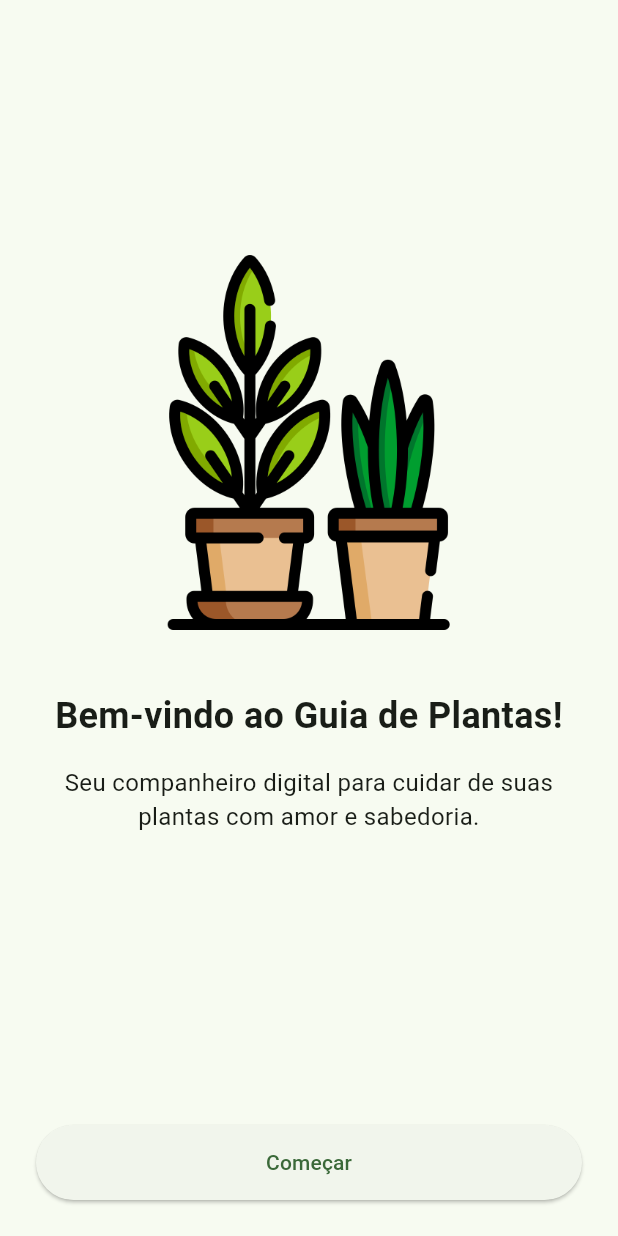
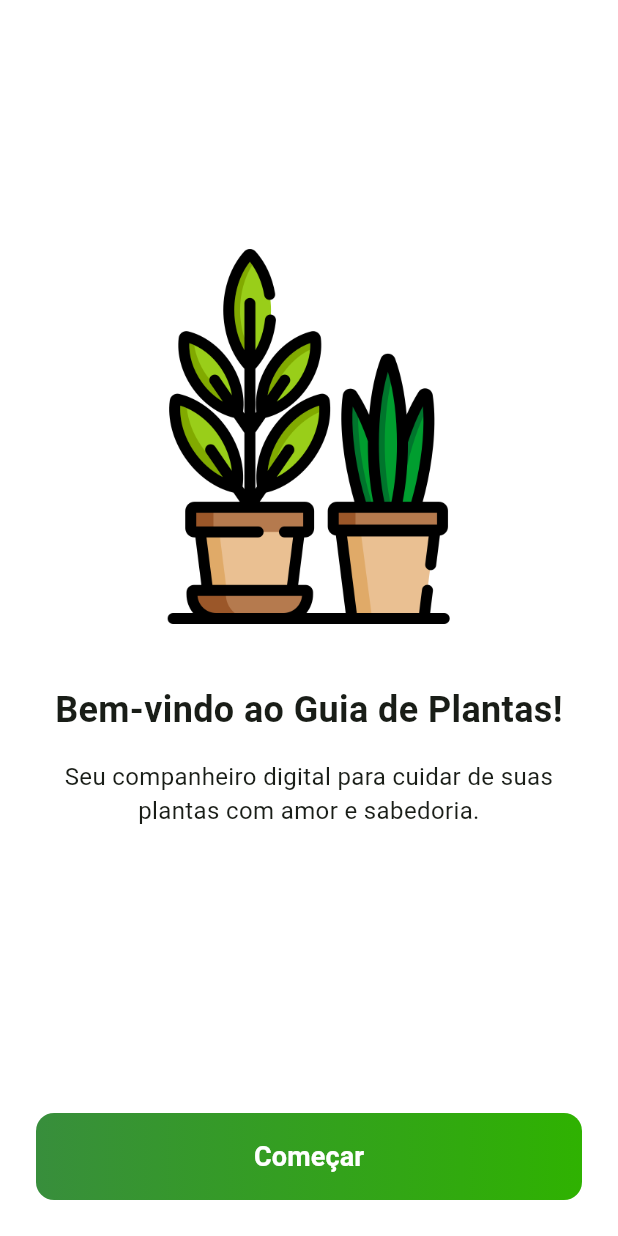
Before and after one commit to gKolben/guia_de_plantas, a Flutter app: the screen it shows after launch, on a phone screen of 412 x 824 dp. Run offline on Flutter 3.47's test engine with Material 3 defaults, Android fonts, the phone set to English and light mode, and no system bars.

Commit message:
feat(ui): Implementa novo layout e tema

```diff
--- a/lib/main.dart
+++ b/lib/main.dart
@@ -9,7 +9,7 @@ import 'package:flutter/material.dart'; // Importa o pacote Flutter para widgets
 import 'package:guia_de_plantas/screens/home_screen.dart'; // Importa a tela principal (home)
 import 'package:guia_de_plantas/screens/onboarding_screen.dart'; // Importa a tela de onboarding
 import 'package:guia_de_plantas/screens/splash_screen.dart'; // Importa a tela de splash
-
+import 'package:guia_de_plantas/theme/app_colors.dart'; // Importa as cores do aplicativo
 void main() { // Ponto de entrada do aplicativo
   runApp(const MeuApp()); // Usa o widget MeuApp como raiz do aplicativo
 }
@@ -22,9 +22,37 @@ class MeuApp extends StatelessWidget { // Converte para StatelessWidget
     return MaterialApp( // Usa MaterialApp para configurar o tema e as rotas
       title: 'Guia de Plantas', // Título do aplicativo
       debugShowCheckedModeBanner: false, // Remove a faixa de debug
+
       theme: ThemeData( // Define o tema do aplicativo
-        colorScheme: ColorScheme.fromSeed(seedColor: Colors.green), // Esquema de cores baseado em verde
-        useMaterial3: true, // Habilita Material Design 3
+        scaffoldBackgroundColor: AppColors.background, // Fundo branco puro para todas as telas
+
+    colorScheme: ColorScheme.fromSeed(
+      seedColor: AppColors.primaryGreen,
+      primary: AppColors.primaryGreen,
+    ),
+
+    // Tema da AppBar com estilo iOS
+    appBarTheme: const AppBarTheme(
+      backgroundColor: AppColors.background, // Fundo branco
+      foregroundColor: AppColors.textDark, // Texto e ícones escuros
+      elevation: 0, // Sem sombra
+      centerTitle: true, // Título centralizado
+      titleTextStyle: TextStyle(
+        fontSize: 18,
+        fontWeight: FontWeight.bold,
+        color: AppColors.textDark,
+      ),
+    ),
+
+    // Animações de transição de página no estilo iOS
+    pageTransitionsTheme: const PageTransitionsTheme(
+      builders: {
+        TargetPlatform.android: CupertinoPageTransitionsBuilder(),
+        TargetPlatform.iOS: CupertinoPageTransitionsBuilder(),
+      },
+    ),
+
+    useMaterial3: true,
       ),
       initialRoute: '/splash', // Rota inicial é a tela de splash
       routes: { // Define as rotas do aplicativo
--- a/lib/screens/onboarding_screen.dart
+++ b/lib/screens/onboarding_screen.dart
@@ -1,5 +1,6 @@
 import 'package:flutter/material.dart';
 import 'package:guia_de_plantas/widgets/onboarding_page.dart'; // Importa nosso "molde"
+import 'package:guia_de_plantas/theme/app_colors.dart'; // Importa as cores do aplicativo
 
 class OnboardingScreen extends StatefulWidget { // StatefulWidget para gerenciar estado
   const OnboardingScreen({super.key}); // Construtor padrão
@@ -12,15 +13,14 @@ class _OnboardingScreenState extends State<OnboardingScreen> { // Estado da tela
   final PageController _pageController = PageController(); // Controlador para o PageView, exigido pelo projeto
 
   // Lista com os dados de cada página do onboarding
-  // Para o nosso app de plantas!
   final List<Map<String, String>> _pages = [
     {
-      "image": "assets/icon.png", // Usando o mesmo ícone por enquanto
+      "image": "assets/icon.png",
       "title": "Bem-vindo ao Guia de Plantas!",
       "description": "Seu companheiro digital para cuidar de suas plantas com amor e sabedoria."
     },
     {
-      "image": "assets/icon.png", // Você pode usar outra imagem aqui depois
+      "image": "assets/icon.png",
       "title": "Dicas e Cuidados na Palma da Mão",
       "description": "Aprenda sobre luz, água e substrato ideais para cada tipo de planta."
     }
@@ -50,17 +50,38 @@ class _OnboardingScreenState extends State<OnboardingScreen> { // Estado da tela
               ),
             ),
             // Botão para pular ou finalizar o onboarding
-            Padding(
-              padding: const EdgeInsets.all(24.0),
-              child: ElevatedButton(
-                onPressed: () {
-                  // Requisito: Navegação por substituição para o fluxo unidirecional [cite: 40]
-                  Navigator.pushReplacementNamed(context, '/home'); // Vai para a tela principal (home)
-                },
-                style: ElevatedButton.styleFrom(
-                  minimumSize: const Size(double.infinity, 50), // Botão largo
+                        Padding(
+              padding: const EdgeInsets.all(24.0), // Espaçamento ao redor do botão
+              child: Container( // Contêiner para estilizar o botão
+                width: double.infinity, // Largura máxima
+                decoration: BoxDecoration( // Decoração do contêiner
+                  gradient: const LinearGradient(
+                    // Usando um verde um pouco mais escuro para começar o gradiente
+                    colors: [Color(0xFF388E3C), AppColors.primaryGreen], // Gradiente do verde escuro para o verde principal
+                    begin: Alignment.centerLeft, // Início do gradiente
+                    end: Alignment.centerRight, // Fim do gradiente
+                  ),
+                  borderRadius: BorderRadius.circular(12), // Bordas arredondadas
                 ),
-                child: const Text('Começar'), // Texto do botão
+                child: ElevatedButton( // Botão elevado
+                  onPressed: () {
+                    Navigator.pushReplacementNamed(context, '/home'); // Navega para a tela principal e remove a de onboarding da pilha
+                  },
+                  style: ElevatedButton.styleFrom( // Estilo do botão
+                    backgroundColor: Colors.transparent, // Deixa o botão transparente
+                    shadowColor: Colors.transparent, // Sem sombra
+                    minimumSize: const Size(double.infinity, 50), // Largura máxima e altura fixa
+                    padding: const EdgeInsets.symmetric(vertical: 16), // Espaçamento interno vertical
+                  ),
+                  child: const Text( // Texto do botão
+                    'Começar',
+                    style: TextStyle( // Estilo do texto
+                      color: AppColors.textLight,
+                      fontSize: 18,
+                      fontWeight: FontWeight.bold, // Negrito
+                    ),
+                  ),
+                ),
               ),
             ),
           ],
```
Also changed, not shown: lib/screens/home_screen.dart (+22 -14 lines).
